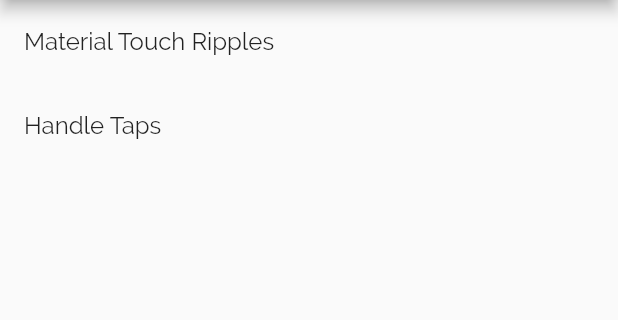
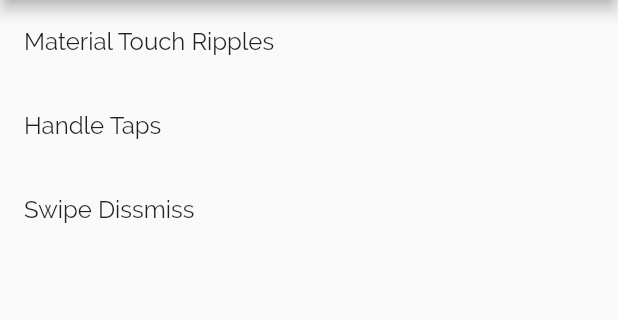
Before and after one commit to MudOnTire/flutter_demos, a Flutter app: the GestureDemos screen opened by its route, on a phone screen of 412 x 824 dp, the part 84-404 px from its top. Run offline on Flutter 3.47's test engine with Material 2 defaults, Android fonts, the phone set to English and light mode, and no system bars.

Commit message:
add swipe dismiss demo

```diff
--- a/lib/main.dart
+++ b/lib/main.dart
@@ -16,6 +16,7 @@ import 'package:flutter_layout_demo/pages/form/HandleInputChange.dart';
 import 'package:flutter_layout_demo/pages/form/RetrieveInputValue.dart';
 import 'package:flutter_layout_demo/pages/gesture/Demos.dart';
 import 'package:flutter_layout_demo/pages/gesture/HandleTaps.dart';
+import 'package:flutter_layout_demo/pages/gesture/SwipeDissmiss.dart';
 import 'package:flutter_layout_demo/pages/gesture/TouchRipples.dart';
 import 'package:flutter_layout_demo/pages/home.dart';
 import 'package:flutter_layout_demo/pages/layout/layout.dart';
@@ -55,6 +56,7 @@ class MyApp extends StatelessWidget {
           '/gesture': (context) => GestureDemos(),
           '/gesture/touch-ripples': (context) => TouchRipplesApp(),
           '/gesture/handle-taps': (context) => HandleTapsApp(),
+          '/gesture/swipe-dismiss': (context) => SwipeDismissApp(),
           // animation
           '/animation': (context) => AnimationDemos(),
           '/animation/page-transition': (context) => RTScreenOne(),
--- a/lib/pages/gesture/Demos.dart
+++ b/lib/pages/gesture/Demos.dart
@@ -18,7 +18,13 @@ class GestureDemos extends StatelessWidget {
             onTap: () {
               Navigator.pushNamed(context, '/gesture/handle-taps');
             },
-          )
+          ),
+          ListTile(
+            title: Text('Swipe Dissmiss'),
+            onTap: () {
+              Navigator.pushNamed(context, '/gesture/swipe-dismiss');
+            },
+          ),
         ],
       ),
     );
```
Also changed, not shown: lib/pages/gesture/SwipeDissmiss.dart (added, +36 -0 lines).
